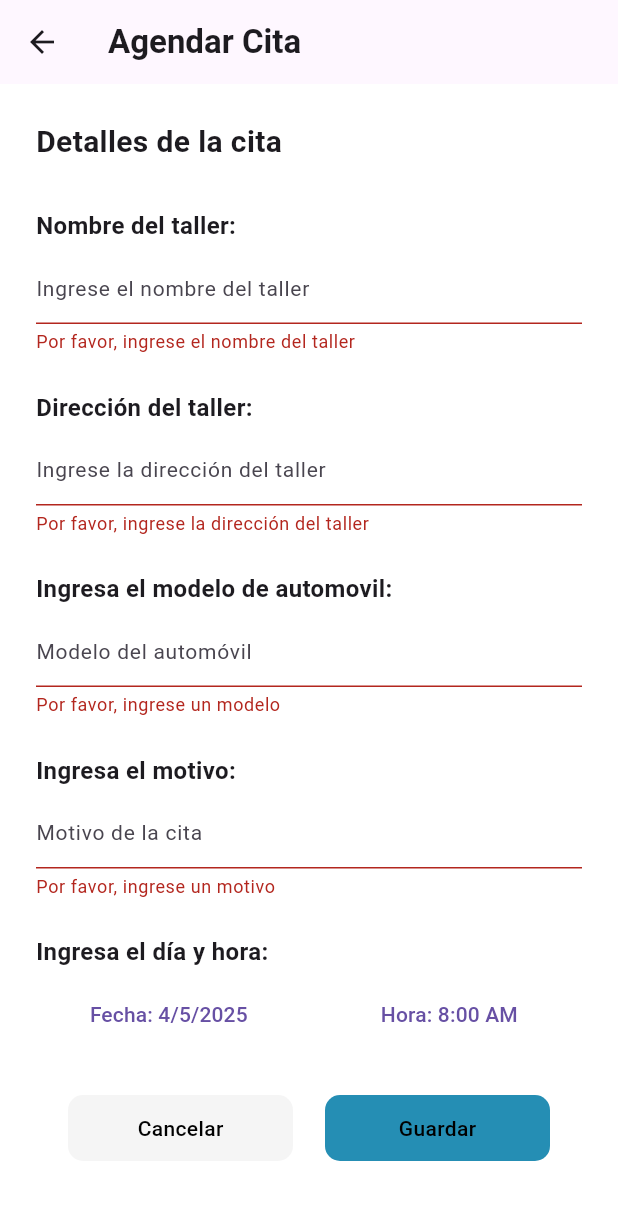
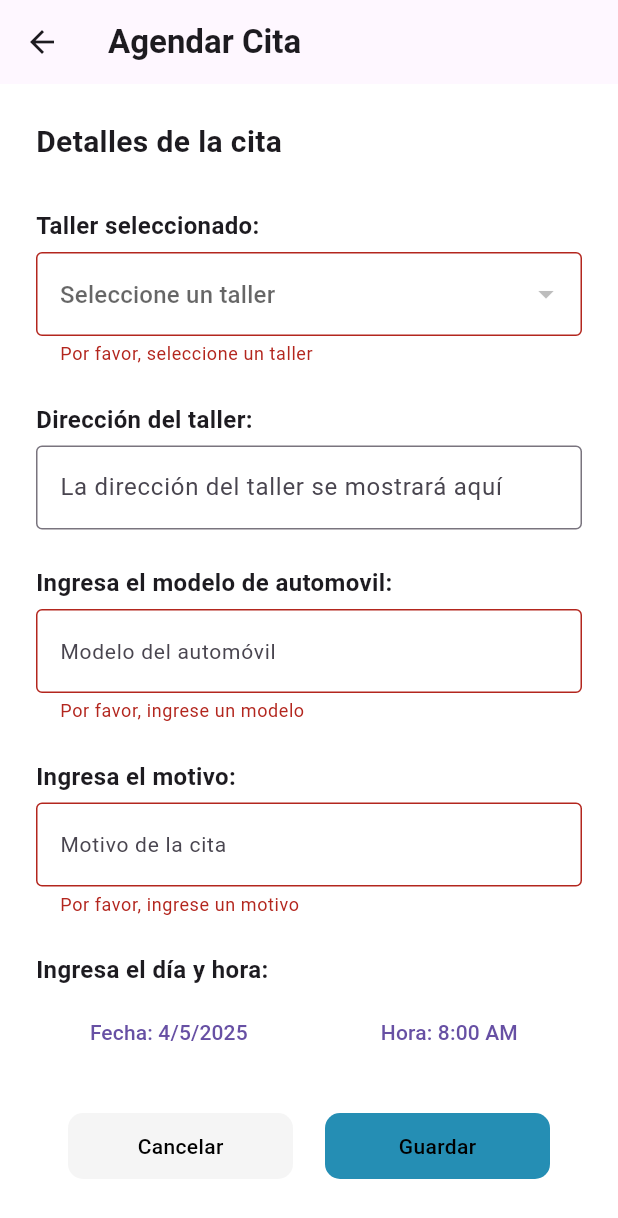
Before and after one commit to AmericoGonzalezD/FiMech, a Flutter app: the CiteForm screen opened directly, after a tap on "Guardar", on a phone screen of 412 x 824 dp. Shown: the top 1218 px of the screen. Run offline on Flutter 3.47's test engine with Material 3 defaults, Android fonts, the phone set to English and light mode, and no system bars; our stand-ins replace cloud_firestore, dotted_line, email_validator, firebase_auth, firebase_core, flutter_dotenv and 4 more; missing offline and left inert: custom_clippers, mailer; accounts and stored records are empty.

Commit message:
Adicion de informacion de taller en generar citas

```diff
--- a/lib/screens/user/citeform.dart
+++ b/lib/screens/user/citeform.dart
@@ -1,4 +1,5 @@
 import 'package:cloud_firestore/cloud_firestore.dart';
+import 'package:fimech/services/appointment_service.dart';
 import 'package:firebase_auth/firebase_auth.dart';
 import 'package:flutter/material.dart';
 import 'package:fimech/screens/user/home.dart';
@@ -15,21 +16,37 @@ class CiteForm extends StatefulWidget {
 
 class _CiteFormState extends State<CiteForm> {
   late String userId;
-  String? workshopName;
+  String? selectedWorkshopName;
   String? workshopAddress;
-  final TextEditingController _workshopNameController = TextEditingController();
   final TextEditingController _workshopAddressController =
   TextEditingController();
+  List<Map<String, dynamic>> workshops = [];
 
   @override
   void initState() {
     super.initState();
     getUserId();
+    _loadWorkshops();
     if (widget.workshopData != null) {
-      workshopName = widget.workshopData!['workshopName'];
+      selectedWorkshopName = widget.workshopData!['workshopName'];
       workshopAddress = widget.workshopData!['workshopAddress'];
-      _workshopNameController.text = workshopName ?? '';
       _workshopAddressController.text = workshopAddress ?? '';
+    }
+  }
+
+  Future<void> _loadWorkshops() async {
+    try {
+      QuerySnapshot<Map<String, dynamic>> snapshot =
+      await FirebaseFirestore.instance
+          .collection('admin')
+          .where('isMechanic', isEqualTo: true)
+          .get();
+      setState(() {
+        workshops = snapshot.docs.map((doc) => doc.data()).toList();
+      });
+    } catch (e) {
+      print("Error loading workshops: $e");
+      // Handle error appropriately
     }
   }
 
@@ -43,7 +60,7 @@ class _CiteFormState extends State<CiteForm> {
       userId = '';
     }
   }
-
+  // Estado de la cita
   final _formKey = GlobalKey<FormState>();
   String _model = '';
   String _reason = '';
@@ -63,6 +80,7 @@ class _CiteFormState extends State<CiteForm> {
       });
     }
   }
+
   Future<String> getUserEmail(String userId) async {
     var userDoc =
     await FirebaseFirestore.instance.collection('client').doc(userId).get();
@@ -72,6 +90,7 @@ class _CiteFormState extends State<CiteForm> {
       return '';
     }
   }
+
   void _selectTime() async {
     final TimeOfDay? newTime = await showTimePicker(
       context: context,
@@ -87,6 +106,7 @@ class _CiteFormState extends State<CiteForm> {
         newTime.minute,
       );
 
+      // Verificar si la hora seleccionada está dentro del rango permitido
       final TimeOfDay startTime = const TimeOfDay(hour: 9, minute: 0);
       final TimeOfDay endTime = const TimeOfDay(hour: 17, minute: 0);
 
@@ -118,6 +138,7 @@ class _CiteFormState extends State<CiteForm> {
     }
   }
 
+  //Configuración de limite de agendar hora
   bool _isTimeInRange(TimeOfDay time, TimeOfDay startTime, TimeOfDay endTime) {
     final int hour = time.hour;
     final int minute = time.minute;
@@ -137,6 +158,12 @@ class _CiteFormState extends State<CiteForm> {
     }
 
     return true;
+  }
+
+  Future<String> IdCiti(String userId) async {
+    var citiId =
+    await AppointmentService().getAppointmentTraking(userId, "Pendiente");
+    return citiId.id;
   }
 
   Future<void> _saveCite() async {
@@ -177,6 +204,8 @@ class _CiteFormState extends State<CiteForm> {
         );
         return; // Detener el proceso de guardado
       }
+
+      // Si no hay citas en esa fecha y hora, proceder con la creación
       DocumentReference appointmentRef =
       await FirebaseFirestore.instance.collection('citas').add({
         'userId': userId,
@@ -184,18 +213,19 @@ class _CiteFormState extends State<CiteForm> {
         'date': dateTime,
         'motivo': _reason,
         'status': 'Pendiente',
+        'workshopName': selectedWorkshopName,
+        'workshopAddress': _workshopAddressController.text,
         'status2': 'Pendiente',
         'reason': 'Evaluando proceso',
         'reason2': 'Evaluando proceso',
         'progreso': 'Pendiente de evaluar',
-        'workshopName': workshopName ?? _workshopNameController.text,
-        'workshopAddress': workshopAddress ?? _workshopAddressController.text,
         'progreso2': '',
         'date_update': dateTime,
         'costo': "",
         'idMecanico': "",
         'descriptionService': "",
       });
+
       await appointmentRef.collection('citasDiagnostico').doc('Aceptado').set({
         'progreso2': "",
         'date_update': dateTime,
@@ -238,58 +268,43 @@ class _CiteFormState extends State<CiteForm> {
     child: Form(
     key: _formKey,
     child: Column(
+    crossAxisAlignment: CrossAxisAlignment.start,
     children: [
     const SectionHeading(
     title: "Detalles de la cita",
     showActionButton: false,
     ),
     const SizedBox(height: 30),
-    if (workshopName != null)
-    Column(
-    crossAxisAlignment: CrossAxisAlignment.start,
-    children: [
     const Text(
     "Taller seleccionado:",
-    style: TextStyle(
-    fontSize: 16, fontWeight: FontWeight.bold),
+    style: TextStyle(fontSize: 16, fontWeight: FontWeight.bold),
     ),
     const SizedBox(height: 6),
-    Text(
-    workshopName!,
-    style: const TextStyle(fontSize: 14),
+    DropdownButtonFormField<String>(
+    decoration: const InputDecoration(
+    hintText: 'Seleccione un taller',
+    border: OutlineInputBorder(),
     ),
-    const SizedBox(height: 12),
-    const Text(
-    "Dirección del taller:",
-    style: TextStyle(
-    fontSize: 16, fontWeight: FontWeight.bold),
-    ),
-    const SizedBox(height: 6),
-    Text(
-    workshopAddress!,
-    style: const TextStyle(fontSize: 14),
-    ),
-    const SizedBox(height: 24),
-    ],
-    )
-    else
-    Column(
-    crossAxisAlignment: CrossAxisAlignment.start,
-    children: [
-    const Text(
-    "Nombre del taller:",
-    style: TextStyle(
-    fontSize: 16, fontWeight: FontWeight.bold),
-    ),
-    const SizedBox(height: 6),
-    TextFormField(
-    controller: _workshopNameController,
-    decoration: const InputDecoration(
-    hintText: 'Ingrese el nombre del taller',
-    hintStyle: TextStyle(fontSize: 14)),
+    value: selectedWorkshopName,
+    items: workshops.map((workshop) {
+    return DropdownMenuItem<String>(
+    value: workshop['workshopName'],
+    child: Text(workshop['workshopName'] ?? 'Nombre no disponible'),
+    );
+    }).toList(),
+    onChanged: (String? newValue) {
+    setState(() {
+    selectedWorkshopName = newValue;
+    workshopAddress = workshops.firstWhere(
+    (workshop) => workshop['workshopName'] == newValue,
+    orElse: () => {},
+    )['workshopAddress'];
+    _workshopAddressController.text = workshopAddress ?? '';
+    });
+    },
     validator: (value) {
-    if (value == null || value.isEmpty) {
-    return 'Por favor, ingrese el nombre del taller';
+    if(value == null || value.isEmpty) {
+      return 'Por favor, seleccione un taller';
     }
     return null;
     },
@@ -297,25 +312,18 @@ class _CiteFormState extends State<CiteForm> {
       const SizedBox(height: 24),
       const Text(
         "Dirección del taller:",
-    style: TextStyle(
-    fontSize: 16, fontWeight: FontWeight.bold),
+        style: TextStyle(fontSize: 16, fontWeight: FontWeight.bold),
       ),
       const SizedBox(height: 6),
       TextFormField(
         controller: _workshopAddressController,
+        readOnly: true, // La dirección se rellena automáticamente
         decoration: const InputDecoration(
-    hintText: 'Ingrese la dirección del taller',
-    hintStyle: TextStyle(fontSize: 14)),
-    validator: (value) {
-    if (value == null || value.isEmpty) {
-    return 'Por favor, ingrese la dirección del taller';
-    }
-    return null;
-    },
+          hintText: 'La dirección del taller se mostrará aquí',
+          border: OutlineInputBorder(),
+        ),
       ),
       const SizedBox(height: 24),
-    ],
-    ),
       Container(
         alignment: Alignment.centerLeft,
         child: const Text(
@@ -328,6 +336,7 @@ class _CiteFormState extends State<CiteForm> {
       TextFormField(
         decoration: const InputDecoration(
             hintText: 'Modelo del automóvil',
+            border: OutlineInputBorder(),
             hintStyle: TextStyle(fontSize: 14)),
         validator: (value) {
           if (value == null || value.isEmpty) {
@@ -350,6 +359,7 @@ class _CiteFormState extends State<CiteForm> {
       TextFormField(
         decoration: const InputDecoration(
             hintText: 'Motivo de la cita',
+            border: OutlineInputBorder(),
             hintStyle: TextStyle(fontSize: 14)),
         validator: (value) {
           if (value == null || value.isEmpty) {
@@ -420,8 +430,7 @@ class _CiteFormState extends State<CiteForm> {
           InkWell(
             onTap: () async {
               await _saveCite();
-              setState(
-                      () {}); // Actualiza la pantalla después de guardar la cita
+              setState(() {}); // Actualiza la pantalla después de guardar la cita
             },
             child: Container(
               width: 150,
```
Lines whose indentation alone changed are shown as unchanged.
